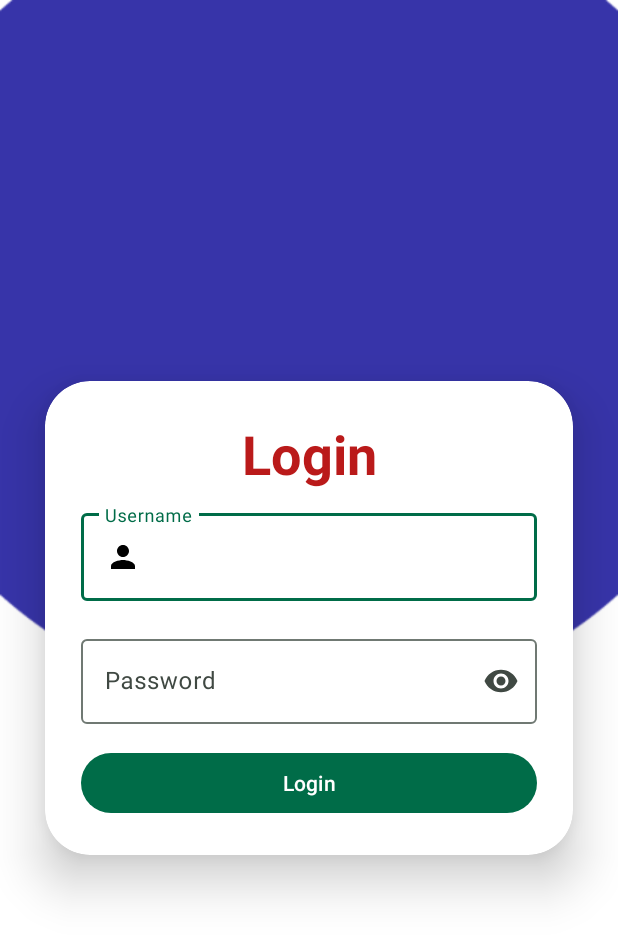
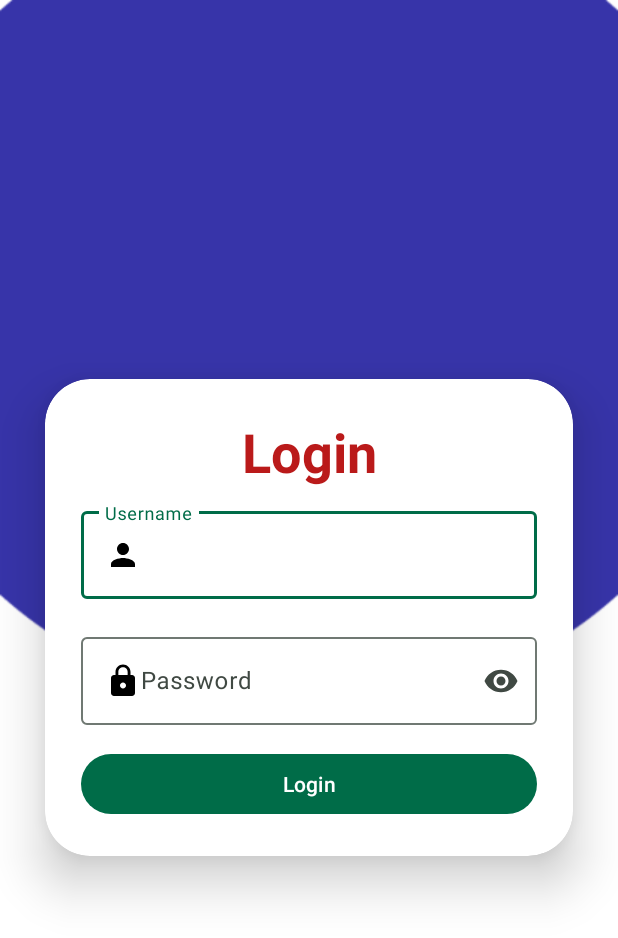
Before and after one commit to mordepramod/cqra_observation, an Android app: the screen it shows after launch (LoginActivity), on a phone screen of 412 x 824 dp. Shown: the top 938 px of the screen. Run offline under Robolectric (Android 15) with nearby library versions, the phone set to English and light mode, and no system bars; our stand-ins replace Dagger/Hilt's generated code.

Commit message:
Some small changes

```diff
--- a/app/src/main/res/layout/activity_login.xml
+++ b/app/src/main/res/layout/activity_login.xml
@@ -70,7 +70,7 @@
                     android:hint="@string/password"
                     android:inputType="textPassword"
                     android:singleLine="true"
-                    android:drawableLeft="@drawable/lock_24"
+                    android:drawableStart="@drawable/lock_24"
                     tools:ignore="VisualLintTextFieldSize" />
 
             </com.google.android.material.textfield.TextInputLayout>
```
